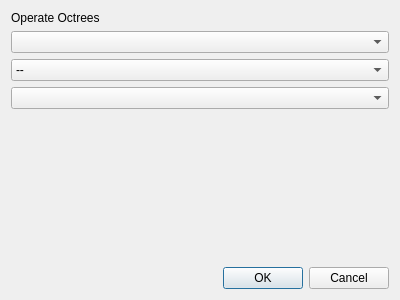
Before: the Qt Designer form ModelagemQT/octree/operateoctreedialog.ui in RicardoBusta/Doutorado, drawn with Qt 5.
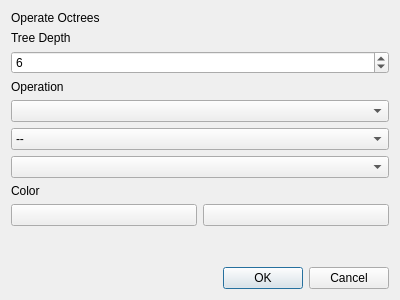
After: the same form once the commit is applied.

Patch:
```diff
--- a/ModelagemQT/octree/operateoctreedialog.ui
+++ b/ModelagemQT/octree/operateoctreedialog.ui
@@ -21,6 +21,33 @@
      </property>
     </widget>
    </item>
+   <item>
+    <widget class="QLabel" name="label_2">
+     <property name="text">
+      <string>Tree Depth</string>
+     </property>
+    </widget>
+   </item>
+   <item>
+    <widget class="QSpinBox" name="depth_spinBox">
+     <property name="minimum">
+      <number>1</number>
+     </property>
+     <property name="maximum">
+      <number>8</number>
+     </property>
+     <property name="value">
+      <number>6</number>
+     </property>
+    </widget>
+   </item>
+   <item>
+    <widget class="QLabel" name="label_3">
+     <property name="text">
+      <string>Operation</string>
+     </property>
+    </widget>
+   </item>
    <item>
     <widget class="QComboBox" name="operand_1_comboBox"/>
    </item>
@@ -51,6 +78,31 @@
    <item>
     <widget class="QComboBox" name="operand_2_comboBox"/>
    </item>
+   <item>
+    <widget class="QLabel" name="label_4">
+     <property name="text">
+      <string>Color</string>
+     </property>
+    </widget>
+   </item>
+   <item>
+    <layout class="QHBoxLayout" name="horizontalLayout">
+     <item>
+      <widget class="QPushButton" name="pushButton_2">
+       <property name="text">
+        <string/>
+       </property>
+      </widget>
+     </item>
+     <item>
+      <widget class="QPushButton" name="pushButton">
+       <property name="text">
+        <string/>
+       </property>
+      </widget>
+     </item>
+    </layout>
+   </item>
    <item>
     <spacer name="verticalSpacer">
      <property name="orientation">
```
Left out of the diff: 10 changed lines with no effect on the pictures.
